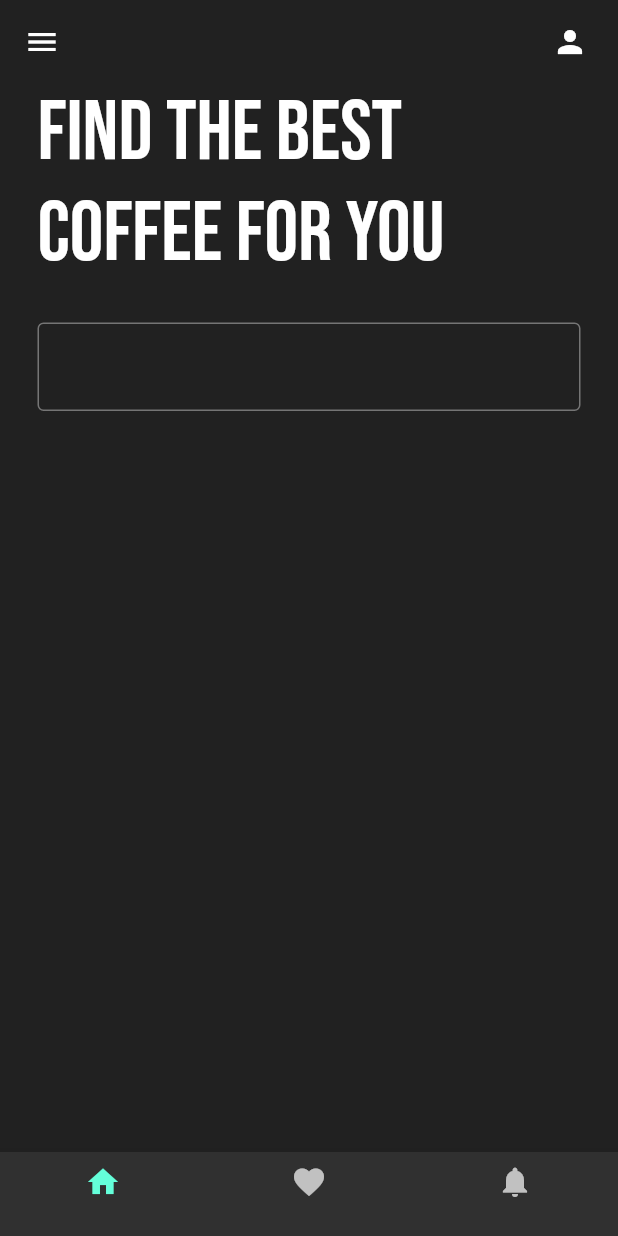
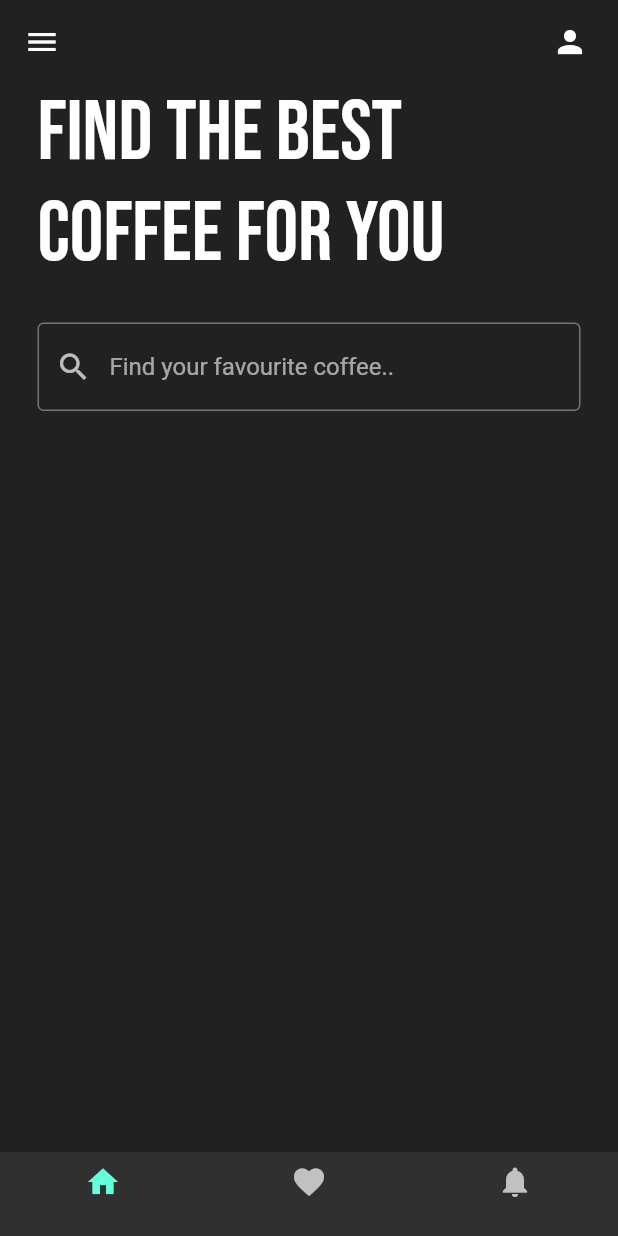
Before and after one commit to shahdat-sajib/coffee-shop-flutter-ui, a Flutter app: the screen it shows after launch, on a phone screen of 412 x 824 dp. Run offline on Flutter 3.47's test engine with Material 2 defaults, Android fonts, the phone set to English and light mode, and no system bars; our stand-ins replace google_fonts.

Commit message:
search bar customization done

```diff
--- a/lib/main.dart
+++ b/lib/main.dart
@@ -13,7 +13,7 @@ class MyApp extends StatelessWidget {
     return MaterialApp(
       debugShowCheckedModeBanner: false,
       home: HomePage(),
-      theme: ThemeData(
+      theme: ThemeData(  /////////////////////for black background
         brightness: Brightness.dark,
         primarySwatch: Colors.orange,
         ),
--- a/lib/screens/home_page.dart
+++ b/lib/screens/home_page.dart
@@ -55,12 +55,16 @@ class _HomePageState extends State<HomePage> {
           ),),
 
           const SizedBox(height: 25,),
-
+          ///////////////search bar
           Padding(
             padding: const EdgeInsets.symmetric(horizontal: 25.0),
             child: TextField(
               decoration: InputDecoration(
-                focusedBorder: const OutlineInputBorder(),
+                prefixIcon: Icon(Icons.search),
+                hintText: 'Find your favourite coffee..',
+                focusedBorder: OutlineInputBorder(
+                  borderSide: BorderSide(color: Colors.grey.shade600),
+                ),
                 enabledBorder: OutlineInputBorder(
                   borderSide: BorderSide(color: Colors.grey.shade600),
                 )
```
